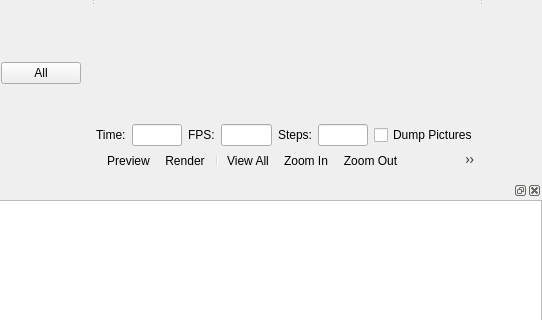
Old version of the form src/MainWindow.ui in the repository openscad/openscad; both pictures show x 576 to 1118 and y 222 to 542 of the 1118 by 636 pixel window.
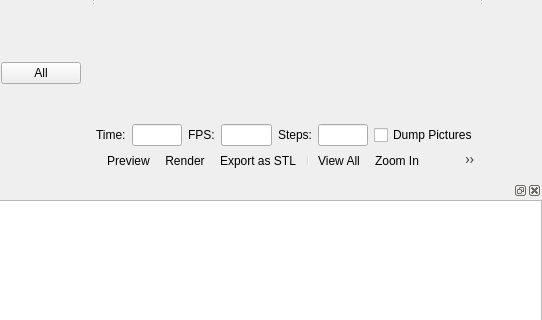
New version of the form. Icons and pictures are not drawn. Custom widgets are drawn as their Qt base class.

What changed in the file:
```diff
--- a/src/MainWindow.ui
+++ b/src/MainWindow.ui
@@ -236,6 +236,7 @@
         <widget class="QToolBar" name="viewerToolBar">
          <addaction name="designActionPreview"/>
          <addaction name="designActionRender"/>
+         <addaction name="fileActionExportSTL2"/>
          <addaction name="separator"/>
          <addaction name="viewActionViewAll"/>
          <addaction name="viewActionZoomIn"/>
@@ -255,7 +256,6 @@
          <addaction name="viewActionShowAxes"/>
          <addaction name="viewActionShowScaleProportional"/>
          <addaction name="viewActionShowEdges"/>
-         <addaction name="fileActionExportSTL2"/>
         </widget>
        </item>
       </layout>
```
